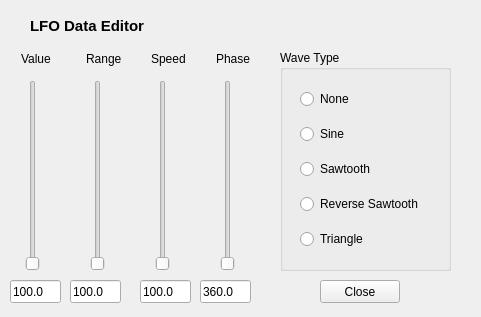
The window that seq_qt5/forms/qlfoframe.ui (ahlstromcj/sequencer64) describes before a commit, drawn with Qt 5.
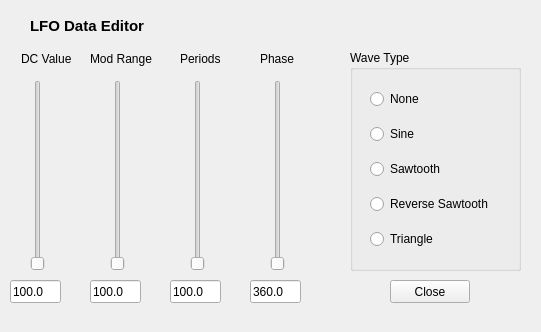
The same window after the commit.

What changed in the file:
```diff
--- a/seq_qt5/forms/qlfoframe.ui
+++ b/seq_qt5/forms/qlfoframe.ui
@@ -6,8 +6,8 @@
    <rect>
     <x>0</x>
     <y>0</y>
-    <width>481</width>
-    <height>317</height>
+    <width>541</width>
+    <height>332</height>
    </rect>
   </property>
   <property name="windowTitle">
@@ -55,7 +55,7 @@
   <widget class="QLineEdit" name="m_range_text">
    <property name="geometry">
     <rect>
-     <x>70</x>
+     <x>90</x>
      <y>280</y>
      <width>51</width>
      <height>23</height>
@@ -68,7 +68,7 @@
   <widget class="QLineEdit" name="m_speed_text">
    <property name="geometry">
     <rect>
-     <x>140</x>
+     <x>170</x>
      <y>280</y>
      <width>51</width>
      <height>23</height>
@@ -81,7 +81,7 @@
   <widget class="QLineEdit" name="m_phase_text">
    <property name="geometry">
     <rect>
-     <x>200</x>
+     <x>250</x>
      <y>280</y>
      <width>51</width>
      <height>23</height>
@@ -94,7 +94,7 @@
   <widget class="QPushButton" name="m_button_close">
    <property name="geometry">
     <rect>
-     <x>320</x>
+     <x>390</x>
      <y>280</y>
      <width>80</width>
      <height>23</height>
@@ -107,7 +107,7 @@
   <widget class="QSlider" name="m_value_slider">
    <property name="geometry">
     <rect>
-     <x>25</x>
+     <x>30</x>
      <y>80</y>
      <width>16</width>
      <height>191</height>
@@ -120,7 +120,7 @@
   <widget class="QSlider" name="m_phase_slider">
    <property name="geometry">
     <rect>
-     <x>220</x>
+     <x>270</x>
      <y>80</y>
      <width>16</width>
      <height>191</height>
@@ -133,7 +133,7 @@
   <widget class="QSlider" name="m_range_slider">
    <property name="geometry">
     <rect>
-     <x>90</x>
+     <x>110</x>
      <y>80</y>
      <width>16</width>
      <height>191</height>
@@ -146,7 +146,7 @@
   <widget class="QGroupBox" name="m_wave_type_group">
    <property name="geometry">
     <rect>
-     <x>280</x>
+     <x>350</x>
      <y>50</y>
      <width>171</width>
      <height>221</height>
@@ -206,9 +206,9 @@
   <widget class="QLabel" name="m_phase_label">
    <property name="geometry">
     <rect>
-     <x>216</x>
+     <x>260</x>
      <y>51</y>
-     <width>59</width>
+     <width>41</width>
      <height>16</height>
     </rect>
    </property>
@@ -219,20 +219,20 @@
   <widget class="QLabel" name="m_speed_label">
    <property name="geometry">
     <rect>
-     <x>151</x>
+     <x>180</x>
      <y>51</y>
      <width>59</width>
      <height>16</height>
     </rect>
    </property>
    <property name="text">
-    <string>Speed</string>
+    <string>Periods</string>
    </property>
   </widget>
   <widget class="QSlider" name="m_speed_slider">
    <property name="geometry">
     <rect>
-     <x>155</x>
+     <x>190</x>
      <y>80</y>
      <width>16</width>
      <height>191</height>
@@ -252,20 +252,20 @@
     </rect>
    </property>
    <property name="text">
-    <string>Value</string>
+    <string>DC Value</string>
    </property>
   </widget>
   <widget class="QLabel" name="m_range_label">
    <property name="geometry">
     <rect>
-     <x>86</x>
+     <x>90</x>
      <y>51</y>
-     <width>59</width>
+     <width>71</width>
      <height>16</height>
     </rect>
    </property>
    <property name="text">
-    <string>Range</string>
+    <string>Mod Range</string>
    </property>
   </widget>
  </widget>
```
